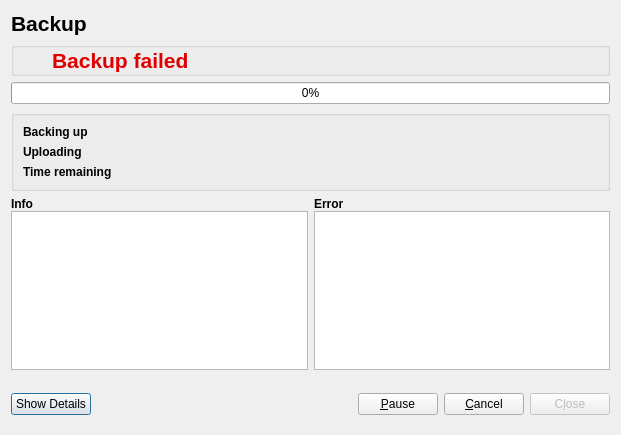
The window that src/gui/traffic_progress_dialog.ui (stepping-stone/sepiola) describes before a commit, drawn with Qt 5.
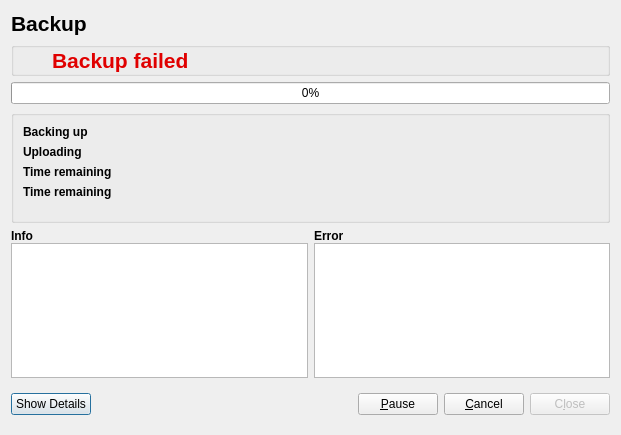
The same window after the commit. Icons and pictures are not drawn.

Commit message: added one more info line in traffic progress dialog

```diff
--- a/src/gui/traffic_progress_dialog.ui
+++ b/src/gui/traffic_progress_dialog.ui
@@ -241,6 +241,45 @@
         </property>
        </widget>
       </item>
+      <item row="3" column="0" >
+       <widget class="QLabel" name="labelKey_info4" >
+        <property name="font" >
+         <font>
+          <weight>75</weight>
+          <bold>true</bold>
+         </font>
+        </property>
+        <property name="text" >
+         <string>Time remaining</string>
+        </property>
+       </widget>
+      </item>
+      <item row="3" column="1" >
+       <widget class="QLabel" name="label_info4" >
+        <property name="maximumSize" >
+         <size>
+          <width>400</width>
+          <height>16777215</height>
+         </size>
+        </property>
+        <property name="text" >
+         <string/>
+        </property>
+       </widget>
+      </item>
+      <item rowspan="3" row="3" column="2" >
+       <spacer>
+        <property name="orientation" >
+         <enum>Qt::Horizontal</enum>
+        </property>
+        <property name="sizeHint" stdset="0" >
+         <size>
+          <width>40</width>
+          <height>20</height>
+         </size>
+        </property>
+       </spacer>
+      </item>
       <item rowspan="3" row="0" column="2" >
        <spacer>
         <property name="orientation" >
```
The commit also changes 2 other files.
